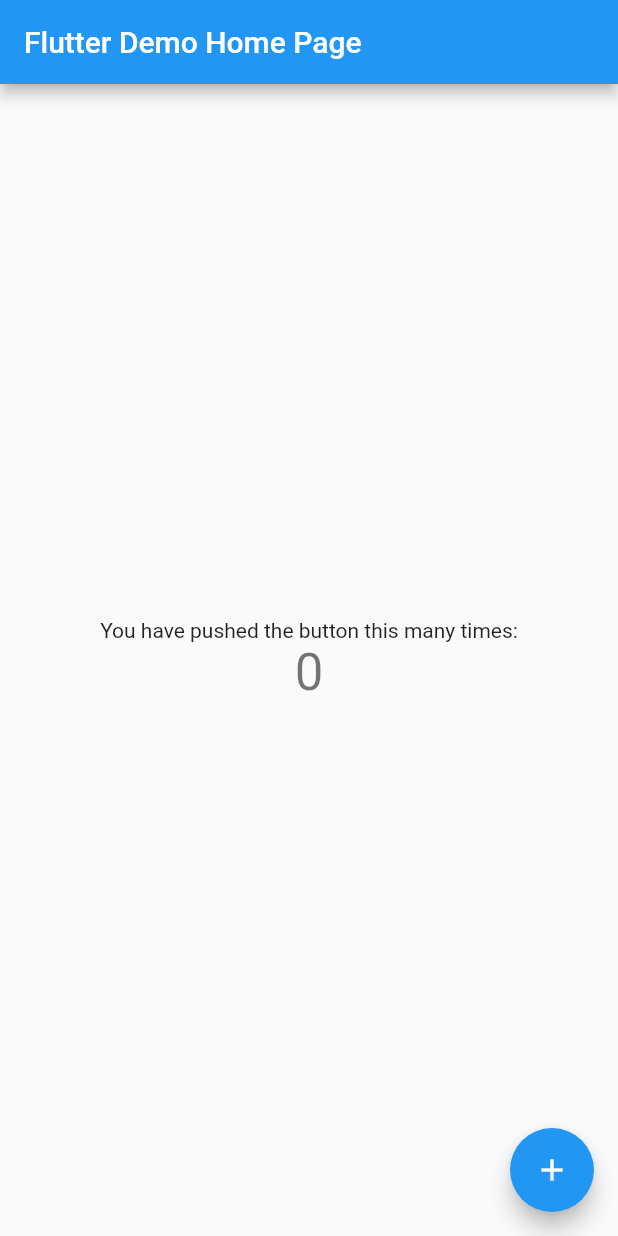
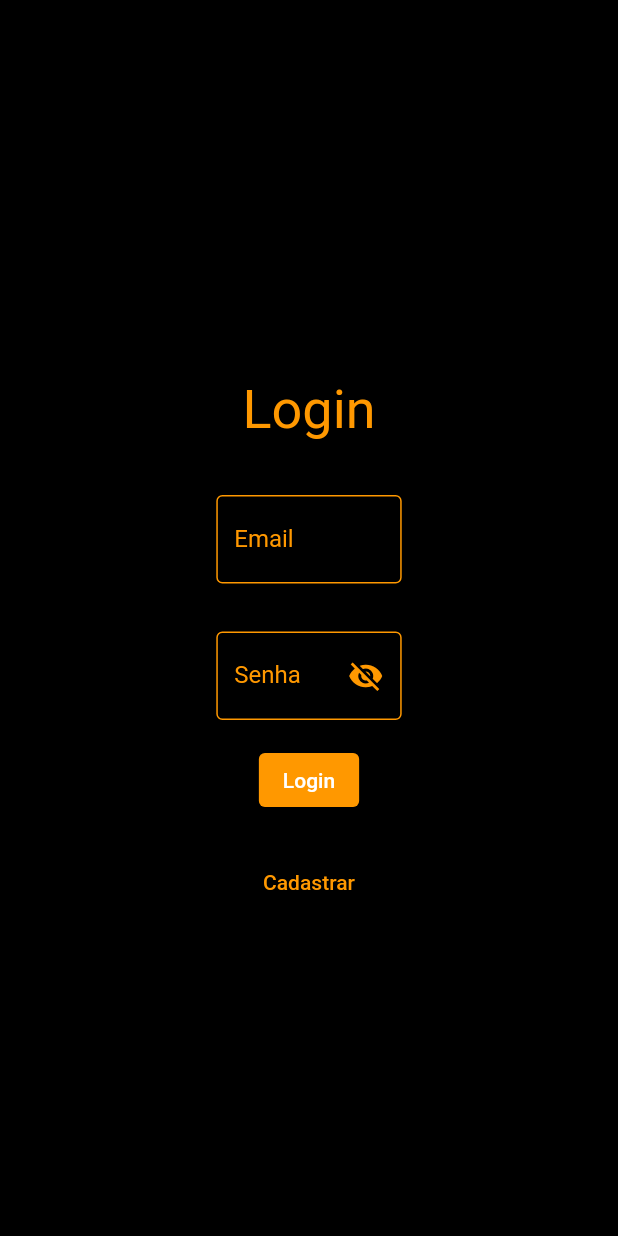
Before and after one commit to LeonardoLocatelli/agendamento-mecanica-front-end, a Flutter app: the screen it shows after launch, on a phone screen of 412 x 824 dp. Run offline on Flutter 3.47's test engine with Material 2 defaults, Android fonts, the phone set to English and light mode, and no system bars; our stand-ins replace get.

Commit message:
atualizando telas

```diff
--- /dev/null
+++ b/lib/RotasProjeto.dart
@@ -0,0 +1,5 @@
+class RotasProjeto {
+  static const INICIAL = '/';
+  static const TELA_LOGIN = '/tela_login';
+  static const TELA_CADASTRO = '/tela_cadastro';
+}
--- /dev/null
+++ b/lib/TelaLogin.dart
@@ -0,0 +1,117 @@
+import 'package:flutter/material.dart';
+import 'package:get/get.dart';
+import 'package:get/get_core/src/get_main.dart';
+import 'package:get/get_navigation/src/routes/get_route.dart';
+
+import 'RotasProjeto.dart';
+import 'TelaCadastro.dart';
+
+
+class TelaLogin extends StatefulWidget {
+  @override
+  _TelaLoginState createState() => _TelaLoginState();
+}
+
+class _TelaLoginState extends State<TelaLogin> {
+  final TextEditingController _emailController = TextEditingController();
+  final TextEditingController _senhaController = TextEditingController();
+  bool _senhaVisivel = false;
+
+  @override
+  Widget build(BuildContext context) {
+    return Scaffold(
+      backgroundColor: Colors.black, // Fundo preto
+      body: Center(
+        child: Column(
+          mainAxisAlignment: MainAxisAlignment.center, // Alinhar o título no topo
+          crossAxisAlignment: CrossAxisAlignment.center,
+          children: <Widget>[
+            SizedBox(height: 40), // Espaçamento entre o topo e o título
+            Text(
+              'Login',
+              style: TextStyle(
+                color: Colors.orange,
+                fontSize: 36, // Tamanho maior do título
+              ),
+            ),
+            SizedBox(height: 20), // Espaçamento entre o título e o campo de email
+            Padding(
+              padding: const EdgeInsets.all(16.0),
+              child: Container(
+                width: MediaQuery.of(context).size.width * 0.3, // 30% da largura da tela
+                child: TextFormField(
+                  controller: _emailController,
+                  style: TextStyle(color: Colors.white),
+                  decoration: InputDecoration(
+                    labelText: 'Email',
+                    labelStyle: TextStyle(color: Colors.orange), // Texto do rótulo em laranja
+                    enabledBorder: OutlineInputBorder(
+                      borderSide: BorderSide(color: Colors.orange),
+                    ),
+                    focusedBorder: OutlineInputBorder(
+                      borderSide: BorderSide(color: Colors.orange),
+                    ),
+                  ),
+                ),
+              ),
+            ),
+            Padding(
+              padding: const EdgeInsets.all(16.0),
+              child: Container(
+                width: MediaQuery.of(context).size.width * 0.3, // 30% da largura da tela
+                child: TextFormField(
+                  controller: _senhaController,
+                  style: TextStyle(color: Colors.white),
+                  obscureText: !_senhaVisivel, // Altera a visibilidade da senha
+                  decoration: InputDecoration(
+                    labelText: 'Senha',
+                    labelStyle: TextStyle(color: Colors.orange), // Texto do rótulo em laranja
+                    enabledBorder: OutlineInputBorder(
+                      borderSide: BorderSide(color: Colors.orange),
+                    ),
+                    focusedBorder: OutlineInputBorder(
+                      borderSide: BorderSide(color: Colors.orange),
+                    ),
+                    suffixIcon: IconButton(
+                      icon: Icon(
+                        _senhaVisivel ? Icons.visibility : Icons.visibility_off,
+                        color: Colors.orange,
+                      ),
+                      onPressed: () {
+                        setState(() {
+                          _senhaVisivel = !_senhaVisivel;
+                        });
+                      },
+                    ),
+                  ),
+                ),
+              ),
+            ),
+            ElevatedButton(
+              onPressed: () {
+                // Lógica de login aqui
+              },
+              child: Text(
+                'Login',
+                style: TextStyle(color: Colors.white),
+              ),
+              style: ElevatedButton.styleFrom(
+                primary: Colors.orange, // Cor laranja
+              ),
+            ),
+            SizedBox(height: 20),
+            TextButton(
+              onPressed: () {
+                 Get.toNamed(RotasProjeto.TELA_CADASTRO);
+              },
+              child: Text(
+                'Cadastrar',
+                style: TextStyle(color: Colors.orange),
+              ),
+            ),
+          ],
+        ),
+      ),
+    );
+  }
+}
--- a/lib/main.dart
+++ b/lib/main.dart
@@ -1,115 +1,43 @@
 import 'package:flutter/material.dart';
+import 'package:get/get_navigation/src/root/get_material_app.dart';
+import 'package:get/get_navigation/src/routes/get_route.dart';
+import 'package:get/get_state_manager/src/simple/get_controllers.dart';
 
-void main() {
-  runApp(const MyApp());
+import 'RotasProjeto.dart';
+import 'TelaCadastro.dart';
+import 'TelaLogin.dart';
+
+Future<void> main()  async {
+    runApp(
+       ProjetoAgendamento()
+      );
 }
 
-class MyApp extends StatelessWidget {
-  const MyApp({super.key});
+class Controller extends GetxController {}
 
-  // This widget is the root of your application.
+class ProjetoAgendamento extends StatefulWidget {
+  const ProjetoAgendamento({Key? key}) : super(key: key);
+
   @override
+  State<ProjetoAgendamento> createState() => _ProjetoAgendamentoState();
+}
+
+class _ProjetoAgendamentoState extends State<ProjetoAgendamento> {
+
+  @override
+  void initState() {
+    super.initState();
+  }
+
+
   Widget build(BuildContext context) {
-    return MaterialApp(
-      title: 'Flutter Demo',
-      theme: ThemeData(
-        // This is the theme of your application.
-        //
-        // Try running your application with "flutter run". You'll see the
-        // application has a blue toolbar. Then, without quitting the app, try
-        // changing the primarySwatch below to Colors.green and then invoke
-        // "hot reload" (press "r" in the console where you ran "flutter run",
-        // or simply save your changes to "hot reload" in a Flutter IDE).
-        // Notice that the counter didn't reset back to zero; the application
-        // is not restarted.
-        primarySwatch: Colors.blue,
-      ),
-      home: const MyHomePage(title: 'Flutter Demo Home Page'),
+    return GetMaterialApp(
+      initialRoute: RotasProjeto.INICIAL,
+      getPages: [
+        GetPage(name: RotasProjeto.INICIAL, page: () => TelaLogin()),
+        GetPage(name: RotasProjeto.TELA_CADASTRO, page: () => TelaCadastro()),
+      ],
+      home: TelaLogin(),
     );
   }
 }
-
-class MyHomePage extends StatefulWidget {
-  const MyHomePage({super.key, required this.title});
-
-  // This widget is the home page of your application. It is stateful, meaning
-  // that it has a State object (defined below) that contains fields that affect
-  // how it looks.
-
-  // This class is the configuration for the state. It holds the values (in this
-  // case the title) provided by the parent (in this case the App widget) and
-  // used by the build method of the State. Fields in a Widget subclass are
-  // always marked "final".
-
-  final String title;
-
-  @override
-  State<MyHomePage> createState() => _MyHomePageState();
-}
-
-class _MyHomePageState extends State<MyHomePage> {
-  int _counter = 0;
-
-  void _incrementCounter() {
-    setState(() {
-      // This call to setState tells the Flutter framework that something has
-      // changed in this State, which causes it to rerun the build method below
-      // so that the display can reflect the updated values. If we changed
-      // _counter without calling setState(), then the build method would not be
-      // called again, and so nothing would appear to happen.
-      _counter++;
-    });
-  }
-
-  @override
-  Widget build(BuildContext context) {
-    // This method is rerun every time setState is called, for instance as done
-    // by the _incrementCounter method above.
-    //
-    // The Flutter framework has been optimized to make rerunning build methods
-    // fast, so that you can just rebuild anything that needs updating rather
-    // than having to individually change instances of widgets.
-    return Scaffold(
-      appBar: AppBar(
-        // Here we take the value from the MyHomePage object that was created by
-        // the App.build method, and use it to set our appbar title.
-        title: Text(widget.title),
-      ),
-      body: Center(
-        // Center is a layout widget. It takes a single child and positions it
-        // in the middle of the parent.
-        child: Column(
-          // Column is also a layout widget. It takes a list of children and
-          // arranges them vertically. By default, it sizes itself to fit its
-          // children horizontally, and tries to be as tall as its parent.
-          //
-          // Invoke "debug painting" (press "p" in the console, choose the
-          // "Toggle Debug Paint" action from the Flutter Inspector in Android
-          // Studio, or the "Toggle Debug Paint" command in Visual Studio Code)
-          // to see the wireframe for each widget.
-          //
-          // Column has various properties to control how it sizes itself and
-          // how it positions its children. Here we use mainAxisAlignment to
-          // center the children vertically; the main axis here is the vertical
-          // axis because Columns are vertical (the cross axis would be
-          // horizontal).
-          mainAxisAlignment: MainAxisAlignment.center,
-          children: <Widget>[
-            const Text(
-              'You have pushed the button this many times:',
-            ),
-            Text(
-              '$_counter',
-              style: Theme.of(context).textTheme.headlineMedium,
-            ),
-          ],
-        ),
-      ),
-      floatingActionButton: FloatingActionButton(
-        onPressed: _incrementCounter,
-        tooltip: 'Increment',
-        child: const Icon(Icons.add),
-      ), // This trailing comma makes auto-formatting nicer for build methods.
-    );
-  }
-}
--- a/pubspec.yaml
+++ b/pubspec.yaml
@@ -30,6 +30,7 @@
 dependencies:
   flutter:
     sdk: flutter
+  get: ^4.3.8
 
 
   # The following adds the Cupertino Icons font to your application.
```
Also changed, not shown: lib/TelaCadastro.dart (added, +139 -0 lines), pubspec.lock, 1 other file.
